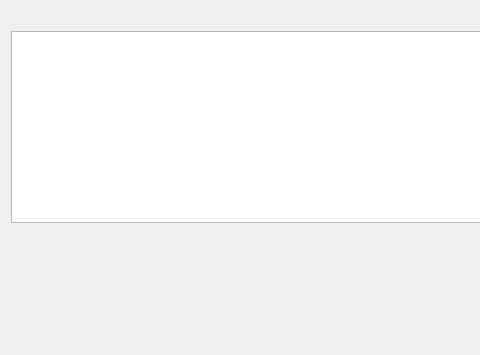
Old version of the form ShowPlugin/mainwindow.ui in the repository catcheroftime/DrawTimelinePlugin; both pictures show x 0 to 480 and y 0 to 355 of the 954 by 355 pixel window.
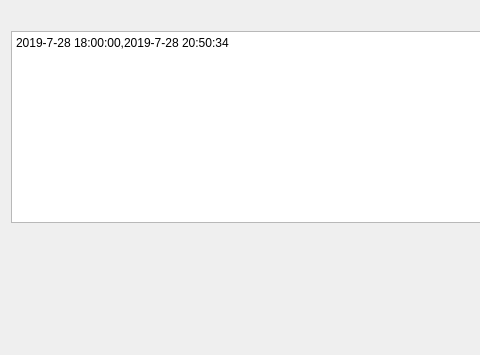
New version of the form. Custom widgets are drawn as their Qt base class.

Commit message: 更新部分绘图部分代码，以及调整配色

Patch:
```diff
--- a/ShowPlugin/mainwindow.ui
+++ b/ShowPlugin/mainwindow.ui
@@ -24,7 +24,15 @@
     <item>
      <layout class="QVBoxLayout" name="verticalLayout">
       <item>
-       <widget class="QTextEdit" name="textEdit_timerange"/>
+       <widget class="QTextEdit" name="textEdit_timerange">
+        <property name="html">
+         <string>&lt;!DOCTYPE HTML PUBLIC &quot;-//W3C//DTD HTML 4.0//EN&quot; &quot;http://www.w3.org/TR/REC-html40/strict.dtd&quot;&gt;
+&lt;html&gt;&lt;head&gt;&lt;meta name=&quot;qrichtext&quot; content=&quot;1&quot; /&gt;&lt;style type=&quot;text/css&quot;&gt;
+p, li { white-space: pre-wrap; }
+&lt;/style&gt;&lt;/head&gt;&lt;body style=&quot; font-family:'SimSun'; font-size:9pt; font-weight:400; font-style:normal;&quot;&gt;
+&lt;p style=&quot; margin-top:0px; margin-bottom:0px; margin-left:0px; margin-right:0px; -qt-block-indent:0; text-indent:0px;&quot;&gt;2019-7-28 18:00:00,2019-7-28 20:50:34&lt;/p&gt;&lt;/body&gt;&lt;/html&gt;</string>
+        </property>
+       </widget>
       </item>
       <item>
        <layout class="QHBoxLayout" name="horizontalLayout">
```
The commit also changes 2 other files.
